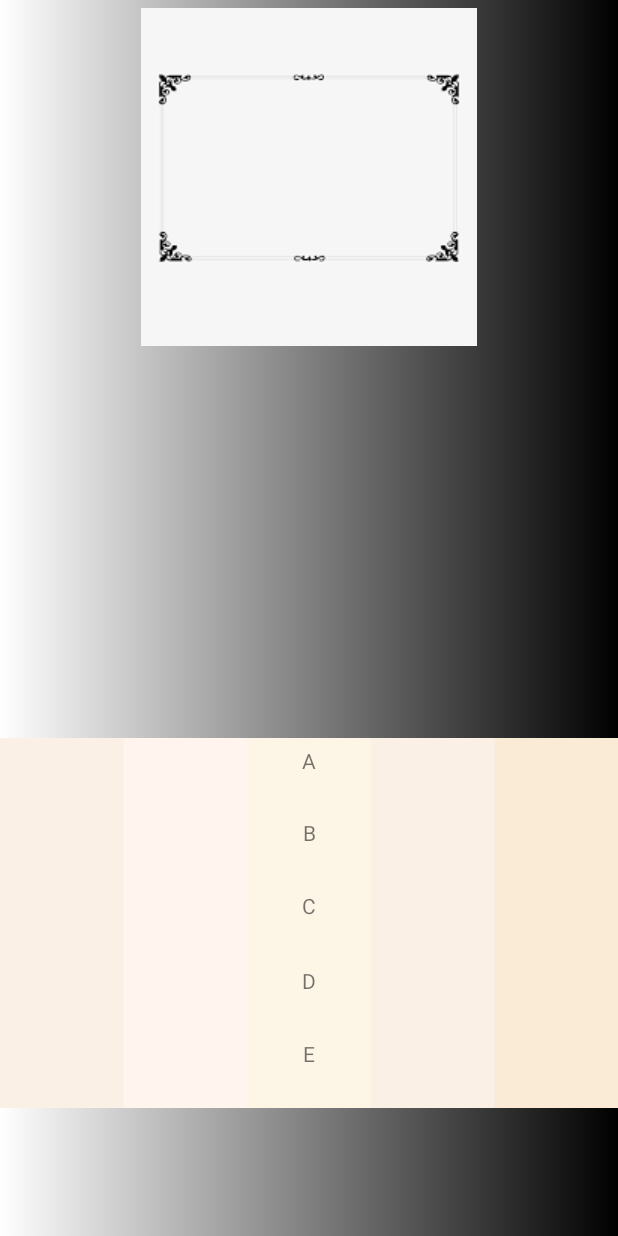
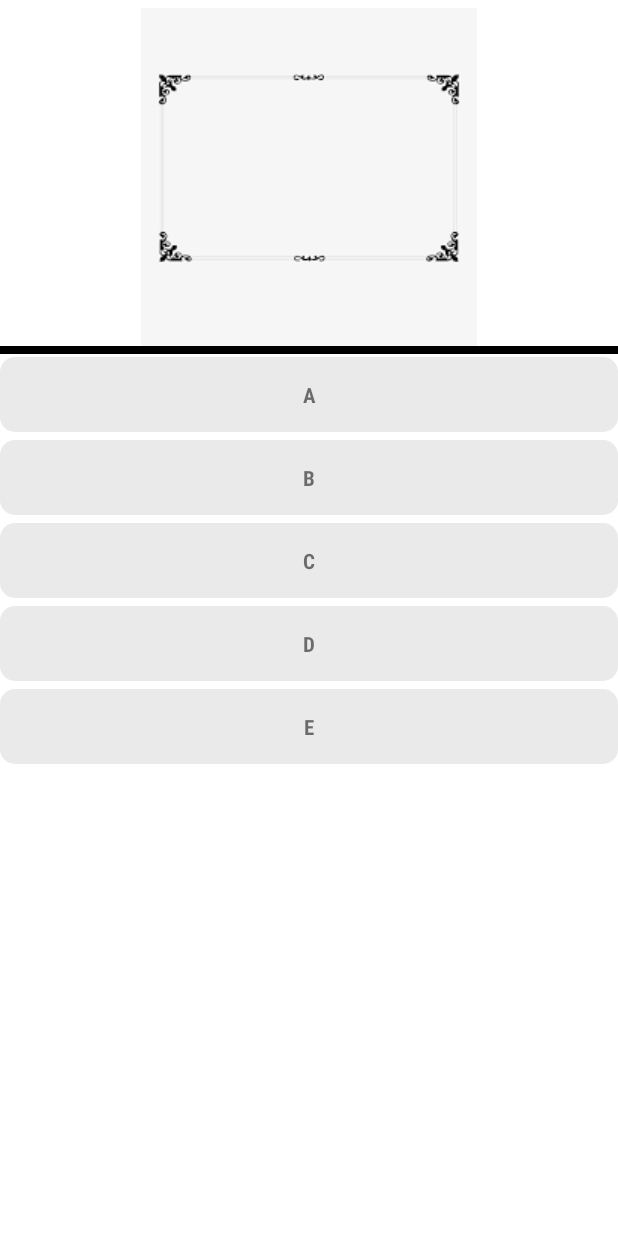
Before and after one commit to mgningueASC4/Midyear-Android-App-Dev-Project, an Android app: the MainActivity screen opened directly, with no data from a screen before it, after a tap on "LOOPS", on a phone screen of 412 x 824 dp. Run offline under Robolectric (Android 15) with nearby library versions, the phone set to English and light mode, and no system bars; 2 statements that could not run were skipped.

Commit message:
modified layout of fragment_q

```diff
--- a/APCSQuiz/APCSQuiz/app/src/main/java/com/example/imtia/apcsquiz/MainActivity.kt
+++ b/APCSQuiz/APCSQuiz/app/src/main/java/com/example/imtia/apcsquiz/MainActivity.kt
@@ -9,6 +9,7 @@ import android.os.Bundle
 import android.util.Log
 import android.view.MotionEvent
 import android.view.View
+import android.view.ViewGroup
 import android.widget.*
 import android.widget.Toast.*
 import com.example.imtia.apcsquiz.R.layout.activity_main2
@@ -28,6 +29,8 @@ class MainActivity : AppCompatActivity() {
     lateinit var bigOBtn: Button
     lateinit var searchSortBtn: Button
     lateinit var scrollView: ScrollView
+    var originalBtnHeight = 0
+    var originalBtnWidth = 0
     var btnList : ArrayList<Button>  = ArrayList<Button>()
     lateinit var cardFlip: MediaPlayer
 
@@ -57,6 +60,9 @@ class MainActivity : AppCompatActivity() {
         bigOBtn = big_o
         searchSortBtn = searchSort
 
+        originalBtnHeight = algorithmBtn.layoutParams.height
+        originalBtnWidth = algorithmBtn.layoutParams.width
+
         btnList.add(algorithmBtn)
         btnList.add(algorithmBtn)
         btnList.add(loopBtn)
@@ -78,19 +84,6 @@ class MainActivity : AppCompatActivity() {
                 menuBtnAction(v, t, cardFlip)
             }
 
-            x.setOnTouchListener{v, event ->
-                if(event.action == MotionEvent.ACTION_DOWN){
-                    //x.setLayoutParams(LinearLayout.LayoutParams(x.width+20, x.height+20))
-                    //x.setElevation(x.elevation+10)
-                    true
-                }
-                if(event.action == MotionEvent.ACTION_UP){
-                    //x.setLayoutParams(LinearLayout.LayoutParams(x.width-20, x.height-20))
-                    //x.setElevation(x.elevation-10)
-                    true
-                }
-                false
-            }
             /*
             var a: AnimationDrawable = x.background as AnimationDrawable
             a.setEnterFadeDuration(3000)
--- a/APCSQuiz/APCSQuiz/app/src/main/java/com/example/imtia/apcsquiz/questionsFrag.kt
+++ b/APCSQuiz/APCSQuiz/app/src/main/java/com/example/imtia/apcsquiz/questionsFrag.kt
@@ -17,6 +17,7 @@ import android.widget.RelativeLayout
 import android.widget.TextView
 import com.example.imtia.apcsquiz.DBHandlers.DBHelper
 import com.example.imtia.apcsquiz.Main2Activity
+import kotlinx.android.synthetic.main.fragment_q.*
 
 import java.util.*
 import kotlin.collections.ArrayList
@@ -25,12 +26,12 @@ import kotlin.collections.ArrayList
 class questionsFrag : Fragment(){
     //widgets
     private val TAG = "questionFrag"
-    lateinit var t1: TextView
-    lateinit var t2: TextView
-    lateinit var t3: TextView
-    lateinit var t4: TextView
-    lateinit var t5: TextView
-    lateinit var btn: ImageView
+    lateinit var a: TextView
+    lateinit var b: TextView
+    lateinit var c: TextView
+    lateinit var d: TextView
+    lateinit var e: TextView
+    lateinit var nextBtn: ImageView
     lateinit var questionImage: ImageView
 
     var mContext = this.activity
@@ -72,41 +73,38 @@ class questionsFrag : Fragment(){
 
         //create list of questions according to topic selected
         getTopicQuestions(topic, topicQuestions)
-        //start actions
-        btnFunction()
         return v
     }
 
     //method to initialize answer buttons
     fun initButtons(v:View){
-        t1 = v.findViewById<TextView>(R.id.textView4)
-        t2 = v.findViewById<TextView>(R.id.textView8)
-        t3 = v.findViewById<TextView>(R.id.textView9)
-        t4 = v.findViewById<TextView>(R.id.textView10)
-        t5 = v.findViewById<TextView>(R.id.textView)
-        val screenbg = v.findViewById<RelativeLayout>(R.id.questionFragment)
-        val a:AnimationDrawable = screenbg.background as AnimationDrawable
-        a.setEnterFadeDuration(3000)
-        a.setExitFadeDuration(3000)
-        a.start()
-        ar.add(0, t1)
-        ar.add(1, t2)
-        ar.add(2, t3)
-        ar.add(3, t4)
-        ar.add(4,t5)
+        a = v.findViewById(R.id.choiceA) as TextView
+        b = v.findViewById(R.id.choiceB) as TextView
+        c = v.findViewById(R.id.choiceC) as TextView
+        d = v.findViewById(R.id.choiceD) as TextView
+        e = v.findViewById(R.id.choiceE) as TextView
 
-        btn = v.findViewById(R.id.gifImageView) as ImageView
+
+        ar.add(0, a)
+        ar.add(1, b)
+        ar.add(2, c)
+        ar.add(3, d)
+        ar.add(4, e)
+
+        nextBtn = v.findViewById(R.id.gifImageView) as ImageView
         questionImage = v.findViewById(R.id.questionImageView) as ImageView
+
+        answerSelection()
     }
     //add function to answer buttons
-    fun btnFunction(){
-        t1.setOnClickListener {
-            t1.setBackgroundColor(Color.rgb(0,0,0))
-            t1.setTextColor(Color.rgb(255,255,255))
-            btn.visibility = VISIBLE
+    fun answerSelection(){
+        a.setOnClickListener {
+            a.setBackgroundResource(R.drawable.answerselectedbackground)
+            a.setTextColor(Color.rgb(0,0,0))
+            nextBtn.visibility = VISIBLE
 
             for(x in ar){
-               if(x!=t1){
+               if(x!=a){
                    x.setBackgroundResource(R.drawable.choicesbg3)
                    x.setTextColor(Color.rgb(0,0,0))
                }
@@ -114,13 +112,13 @@ class questionsFrag : Fragment(){
 
         }
 
-        t2.setOnClickListener {
-            t2.setBackgroundColor(Color.rgb(0,0,0))
-            t2.setTextColor(Color.rgb(255,255,255))
-            btn.visibility = VISIBLE
+        b.setOnClickListener {
+            b.setBackgroundResource(R.drawable.answerselectedbackground)
+            b.setTextColor(Color.rgb(0,0,0))
+            nextBtn.visibility = VISIBLE
 
             for(x in ar){
-                if(x!=t2){
+                if(x!=b){
                     x.setBackgroundResource(R.drawable.choicesbg3)
                     x.setTextColor(Color.rgb(0,0,0))
                 }
@@ -128,13 +126,13 @@ class questionsFrag : Fragment(){
 
         }
 
-        t3.setOnClickListener {
-            t3.setBackgroundColor(Color.rgb(0,0,0))
-            t3.setTextColor(Color.rgb(255,255,255))
-            btn.visibility = VISIBLE
+        c.setOnClickListener {
+            c.setBackgroundResource(R.drawable.answerselectedbackground)
+            c.setTextColor(Color.rgb(0,0,0))
+            nextBtn.visibility = VISIBLE
 
             for(x in ar){
-                if(x!=t3){
+                if(x!=c){
                     x.setBackgroundResource(R.drawable.choicesbg3)
                     x.setTextColor(Color.rgb(0,0,0))
                 }
@@ -143,13 +141,13 @@ class questionsFrag : Fragment(){
 
         }
 
-        t4.setOnClickListener {
-            t4.setBackgroundColor(Color.rgb(0,0,0))
-            t4.setTextColor(Color.rgb(255,255,255))
-            btn.visibility = VISIBLE
+        d.setOnClickListener {
+            d.setBackgroundResource(R.drawable.answerselectedbackground)
+            d.setTextColor(Color.rgb(0,0,0))
+            nextBtn.visibility = VISIBLE
 
             for(x in ar){
-                if(x!=t4){
+                if(x!=d){
                     x.setBackgroundResource(R.drawable.choicesbg3)
                     x.setTextColor(Color.rgb(0,0,0))
                 }
@@ -157,13 +155,13 @@ class questionsFrag : Fragment(){
         }
 
 
-        t5.setOnClickListener {
-            t5.setBackgroundColor(Color.rgb(0,0,0))
-            t5.setTextColor(Color.rgb(255,255,255))
-            btn.visibility = VISIBLE
+        e.setOnClickListener {
+            e.setBackgroundResource(R.drawable.answerselectedbackground)
+            e.setTextColor(Color.rgb(0,0,0))
+            nextBtn.visibility = VISIBLE
 
             for(x in ar){
-                if(x!=t5){
+                if(x!=e){
                     x.setBackgroundResource(R.drawable.choicesbg3)
                     x.setTextColor(Color.rgb(0,0,0))
                 }
@@ -171,6 +169,7 @@ class questionsFrag : Fragment(){
 
         }
     }
+
     //create list questions based on topic
     fun getTopicQuestions(topic:String?, list:ArrayList<QuestionObject>){
         for (x in masterList){
--- /dev/null
+++ b/APCSQuiz/APCSQuiz/app/src/main/res/drawable/answerchoicesbackground.xml
@@ -0,0 +1,5 @@
+<?xml version="1.0" encoding="utf-8"?>
+<shape xmlns:android="http://schemas.android.com/apk/res/android">
+    <solid android:color="#eaeaea"/>
+    <corners android:radius="10dp"/>
+</shape>
--- /dev/null
+++ b/APCSQuiz/APCSQuiz/app/src/main/res/drawable/answerselectedbackground.xml
@@ -0,0 +1,6 @@
+<?xml version="1.0" encoding="utf-8"?>
+<shape xmlns:android="http://schemas.android.com/apk/res/android">
+    <stroke android:width="3dp" android:color="#00c8ff"/>
+    <solid android:color="#8ecad1"/>
+    <corners android:radius="10dp"/>
+</shape>
--- a/APCSQuiz/APCSQuiz/app/src/main/res/layout/fragment_q.xml
+++ b/APCSQuiz/APCSQuiz/app/src/main/res/layout/fragment_q.xml
@@ -5,75 +5,95 @@
     android:id="@+id/questionFragment"
     android:layout_width="match_parent"
     android:layout_height="match_parent"
-    android:background="@drawable/qsactivityanimator"
+    android:background="@android:color/white"
     tools:context=".questionsFrag">
 
-    <!-- TODO: Update blank fragment layout -->
+
+    <ImageView
+        android:id="@+id/questionImageView"
+        android:layout_width="match_parent"
+        android:layout_height="wrap_content"
+        android:layout_alignParentStart="true"
+        android:layout_alignParentTop="true"
+        android:layout_marginTop="5dp"
+        android:src="@drawable/choicesbg2" />
+    <View
+        android:id="@+id/divider"
+        android:layout_width="match_parent"
+        android:layout_height="5dp"
+        android:layout_below="@+id/questionImageView"
+        android:background="@android:color/black"/>
+
+    <ScrollView
+        android:id="@+id/answersScrollView"
+        android:layout_width="match_parent"
+        android:layout_height="wrap_content"
+        android:layout_marginTop="2dp"
+        android:layout_below="@id/divider">
+
+        <LinearLayout
+            android:layout_width="match_parent"
+            android:layout_height="wrap_content"
+            android:orientation="vertical">
 
             <TextView
-        android:id="@+id/textView"
                 android:layout_width="match_parent"
-        android:layout_height="51dp"
-        android:layout_alignParentStart="true"
-        android:layout_alignParentBottom="true"
-        android:layout_marginStart="0dp"
-        android:layout_marginBottom="85dp"
-        android:background="@drawable/choicesbg3"
-        android:paddingTop="5dp"
-        android:text="@string/e"
-        android:textAlignment="center" />
+                android:layout_height="50dp"
+                android:id="@+id/choiceA"
+                android:background="@drawable/answerchoicesbackground"
+                android:text="A"
+                android:fontFamily="sans-serif-condensed"
+                android:textStyle="bold"
+                android:gravity="center"
+                android:layout_marginBottom="5dp"/>
 
             <TextView
-        android:id="@+id/textView8"
                 android:layout_width="match_parent"
                 android:layout_height="50dp"
-        android:layout_alignParentStart="true"
-        android:layout_alignParentBottom="true"
-        android:layout_marginStart="0dp"
-        android:layout_marginBottom="234dp"
-        android:background="@drawable/choicesbg3"
-        android:paddingTop="5dp"
-        android:text="@string/b"
-        android:textAlignment="center" />
+                android:id="@+id/choiceB"
+                android:background="@drawable/answerchoicesbackground"
+                android:text="B"
+                android:fontFamily="sans-serif-condensed"
+                android:textStyle="bold"
+                android:gravity="center"
+                android:layout_marginBottom="5dp"
+                />
 
             <TextView
-        android:id="@+id/textView10"
                 android:layout_width="match_parent"
                 android:layout_height="50dp"
-        android:layout_alignParentStart="true"
-        android:layout_alignParentBottom="true"
-        android:layout_marginStart="0dp"
-        android:layout_marginBottom="135dp"
-        android:background="@drawable/choicesbg3"
-        android:paddingTop="5dp"
-        android:text="@string/d"
-        android:textAlignment="center" />
+                android:id="@+id/choiceC"
+                android:background="@drawable/answerchoicesbackground"
+                android:text="C"
+                android:fontFamily="sans-serif-condensed"
+                android:textStyle="bold"
+                android:gravity="center"
+                android:layout_marginBottom="5dp"/>
 
             <TextView
-        android:id="@+id/textView9"
                 android:layout_width="match_parent"
                 android:layout_height="50dp"
-        android:layout_alignParentStart="true"
-        android:layout_alignParentBottom="true"
-        android:layout_marginStart="0dp"
-        android:layout_marginBottom="185dp"
-        android:background="@drawable/choicesbg3"
-        android:paddingTop="5dp"
-        android:text="@string/c"
-        android:textAlignment="center" />
+                android:id="@+id/choiceD"
+                android:background="@drawable/answerchoicesbackground"
+                android:text="D"
+                android:fontFamily="sans-serif-condensed"
+                android:textStyle="bold"
+                android:gravity="center"
+                android:layout_marginBottom="5dp"/>
 
             <TextView
-        android:id="@+id/textView4"
                 android:layout_width="match_parent"
                 android:layout_height="50dp"
-        android:layout_alignParentStart="true"
-        android:layout_alignParentBottom="true"
-        android:layout_marginStart="0dp"
-        android:layout_marginBottom="282dp"
-        android:background="@drawable/choicesbg3"
-        android:paddingTop="5dp"
-        android:text="@string/a"
-        android:textAlignment="center" />
+                android:id="@+id/choiceE"
+                android:background="@drawable/answerchoicesbackground"
+                android:text="E"
+                android:fontFamily="sans-serif-condensed"
+                android:textStyle="bold"
+                android:gravity="center"
+                android:layout_marginBottom="5dp"/>
+
+        </LinearLayout>
+    </ScrollView>
 
     <pl.droidsonroids.gif.GifImageView
         android:id="@+id/gifImageView"
@@ -86,13 +106,4 @@
         android:src="@drawable/betternextbtn"
         android:visibility="invisible" />
 
-    <ImageView
-        android:id="@+id/questionImageView"
-        android:layout_width="match_parent"
-        android:layout_height="wrap_content"
-        android:layout_alignParentStart="true"
-        android:layout_alignParentTop="true"
-        android:layout_marginTop="5dp"
-        android:src="@drawable/choicesbg2" />
-
 </RelativeLayout>
```
Also changed, not shown: APCSQuiz/APCSQuiz/app/src/main/res/layout/activity_main.xml (+20 -9 lines), APCSQuiz/APCSQuiz/app/src/main/res/values/colors.xml (+9 -0 lines). Lines whose indentation alone changed are shown as unchanged.
